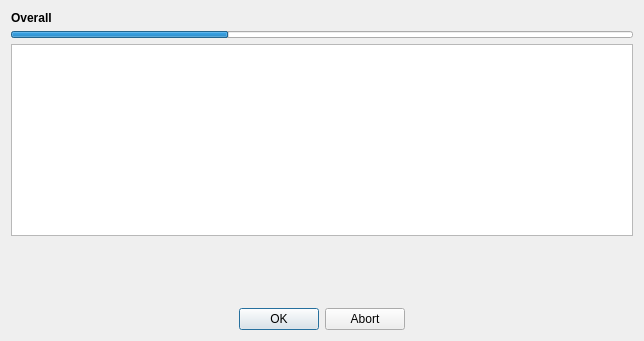
This is Source/OCui/Controls/ProgressDialog.ui in apertus-open-source-cinema/opencine as Qt 5 draws it before an edit. The edited form follows.
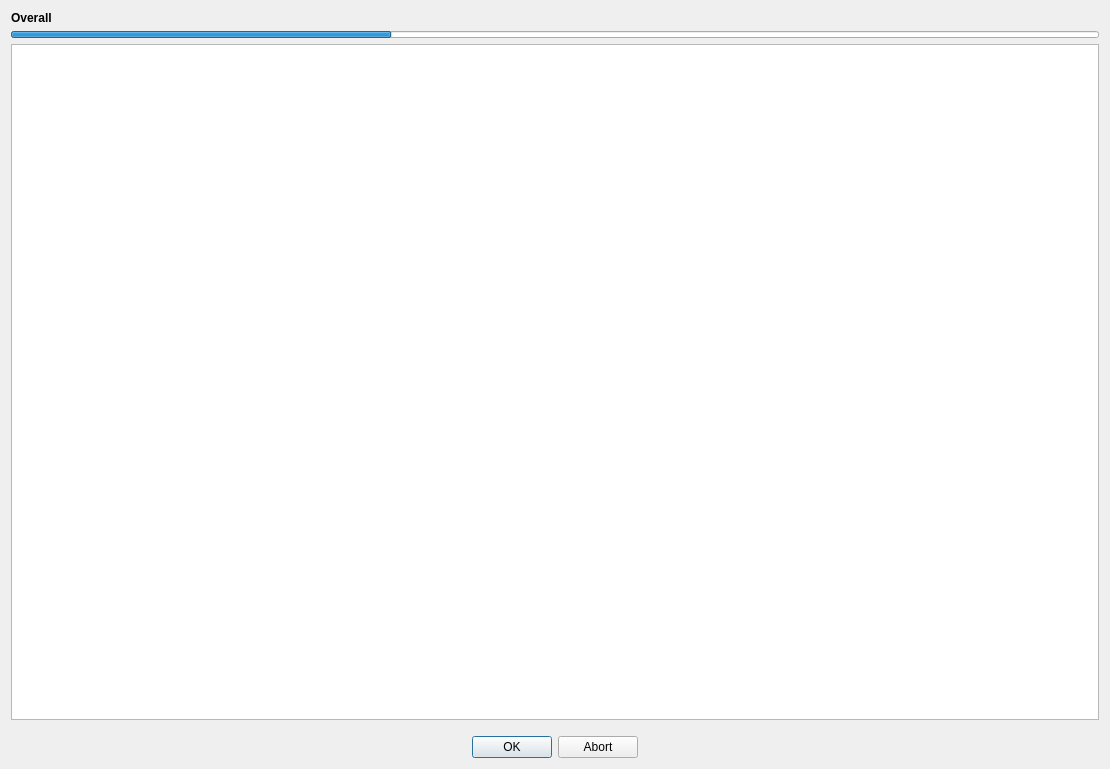
This is the edited form.

Commit message: - T343: Adjusted progress lsit delegate, removed some obsolete code

```diff
--- a/Source/OCui/Controls/ProgressDialog.ui
+++ b/Source/OCui/Controls/ProgressDialog.ui
@@ -6,8 +6,8 @@
    <rect>
     <x>0</x>
     <y>0</y>
-    <width>644</width>
-    <height>341</height>
+    <width>1110</width>
+    <height>769</height>
    </rect>
   </property>
   <property name="windowTitle">
@@ -22,10 +22,13 @@
      <property name="orientation">
       <enum>Qt::Vertical</enum>
      </property>
+     <property name="sizeType">
+      <enum>QSizePolicy::Minimum</enum>
+     </property>
      <property name="sizeHint" stdset="0">
       <size>
        <width>20</width>
-       <height>40</height>
+       <height>10</height>
       </size>
      </property>
     </spacer>
```
Left out of the diff: 6 changed lines with no effect on the pictures. The commit also changes 2 other files.
